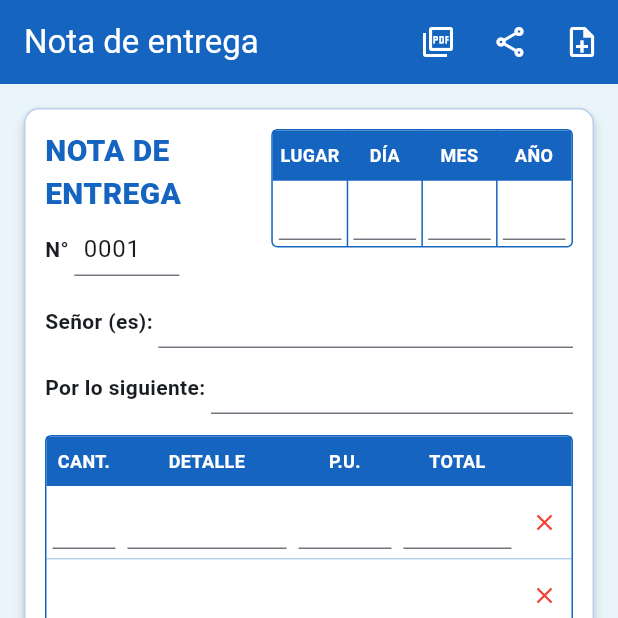
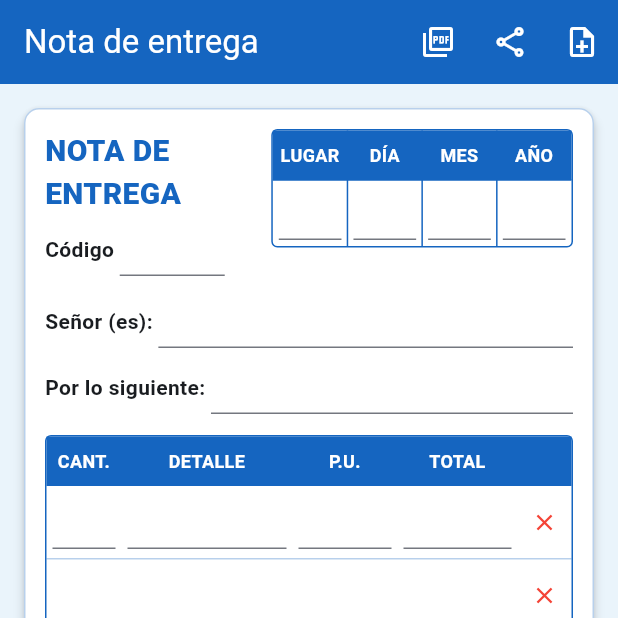
Before and after one commit to Dransil/nota_venta, a Flutter app: the screen it shows after launch, after a tap on the "share" icon, on a phone screen of 412 x 824 dp, the top half of it. Run offline on Flutter 3.47's test engine with Material 3 defaults, Android fonts, the phone set to English and light mode, and no system bars; our stand-ins replace pdf, printing.

Commit message:
Número de código y guardado de nombre de pdf

```diff
--- a/lib/main.dart
+++ b/lib/main.dart
@@ -48,8 +48,6 @@ class DetalleItem {
   double get totalValue =>
       double.tryParse(total.text.replaceAll(',', '.')) ?? 0;
 
-  /// Recalcula el total automáticamente a partir de Cant. x P.U.
-  /// (el usuario puede luego sobrescribirlo manualmente).
   void recalcularTotal() {
     if (cant.text.isEmpty && pu.text.isEmpty) {
       total.text = '';
@@ -74,14 +72,15 @@ class NotaVentaPage extends StatefulWidget {
 }
 
 class _NotaVentaPageState extends State<NotaVentaPage> {
-  // Cabecera
   final lugarCtrl = TextEditingController();
   final diaCtrl = TextEditingController();
   final mesCtrl = TextEditingController();
   final anoCtrl = TextEditingController();
   final senorCtrl = TextEditingController();
   final porLoSiguienteCtrl = TextEditingController();
-  final nroNotaCtrl = TextEditingController(text: '0001');
+
+  /// N° de nota: texto libre, vacío por defecto.
+  final TextEditingController nroNotaCtrl = TextEditingController();
 
   final List<DetalleItem> detalles = [];
 
@@ -91,7 +90,6 @@ class _NotaVentaPageState extends State<NotaVentaPage> {
   @override
   void initState() {
     super.initState();
-    // Por defecto se mantiene una lista con algunas filas vacías, como el talonario.
     for (int i = 0; i < 10; i++) {
       detalles.add(DetalleItem());
     }
@@ -160,17 +158,30 @@ class _NotaVentaPageState extends State<NotaVentaPage> {
     );
   }
 
+  /// Nombre de archivo con la fecha de hoy en formato ddMMyy.
+  /// Ej.: 23/06/2026 -> "nota_venta_230626"
+  String _nombreArchivoConFecha() {
+    final ahora = DateTime.now();
+    final dd = ahora.day.toString().padLeft(2, '0');
+    final mm = ahora.month.toString().padLeft(2, '0');
+    final yy = (ahora.year % 100).toString().padLeft(2, '0');
+    return 'nota_venta_$dd$mm$yy';
+  }
+
   Future<void> _generarPdf() async {
     final bytes = await _construirPdfBytes();
-    await Printing.layoutPdf(onLayout: (_) async => bytes);
+    await Printing.layoutPdf(
+      onLayout: (_) async => bytes,
+      name: _nombreArchivoConFecha(),
+    );
   }
 
   Future<void> _compartirPdf() async {
     final bytes = await _construirPdfBytes();
-    final nro = nroNotaCtrl.text.trim().isEmpty
-        ? '0001'
-        : nroNotaCtrl.text.trim();
-    await Printing.sharePdf(bytes: bytes, filename: 'nota_venta_$nro.pdf');
+    await Printing.sharePdf(
+      bytes: bytes,
+      filename: '${_nombreArchivoConFecha()}.pdf',
+    );
   }
 
   void _nuevaNota() {
@@ -202,8 +213,7 @@ class _NotaVentaPageState extends State<NotaVentaPage> {
                 for (int i = 0; i < 10; i++) {
                   detalles.add(DetalleItem());
                 }
-                final n = int.tryParse(nroNotaCtrl.text) ?? 0;
-                nroNotaCtrl.text = (n + 1).toString().padLeft(4, '0');
+                nroNotaCtrl.clear();
               });
               Navigator.pop(ctx);
             },
@@ -303,14 +313,14 @@ class _NotaVentaPageState extends State<NotaVentaPage> {
               Row(
                 children: [
                   const Text(
-                    'N° ',
+                    'Código ',
                     style: TextStyle(fontWeight: FontWeight.bold),
                   ),
                   SizedBox(
                     width: 70,
                     child: TextField(
                       controller: nroNotaCtrl,
-                      keyboardType: TextInputType.number,
+                      keyboardType: TextInputType.text,
                     ),
                   ),
                 ],
@@ -388,7 +398,6 @@ class _NotaVentaPageState extends State<NotaVentaPage> {
       ),
       child: Column(
         children: [
-          // Encabezado
           Container(
             color: azul,
             child: const Row(
@@ -401,7 +410,6 @@ class _NotaVentaPageState extends State<NotaVentaPage> {
               ],
             ),
           ),
-          // Filas
           ListView.separated(
             shrinkWrap: true,
             physics: const NeverScrollableScrollPhysics(),
```
